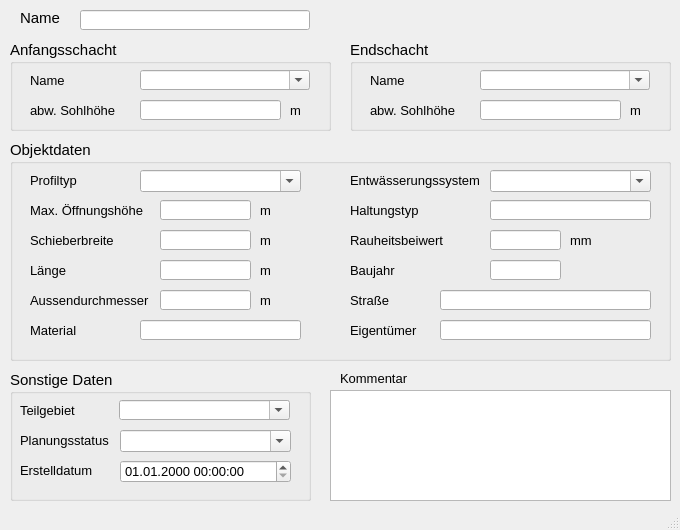
Above: qkan/forms/qkan_schieber.ui from SonkeHoffmann/QKan-1 before the change. Below: the same form after it.
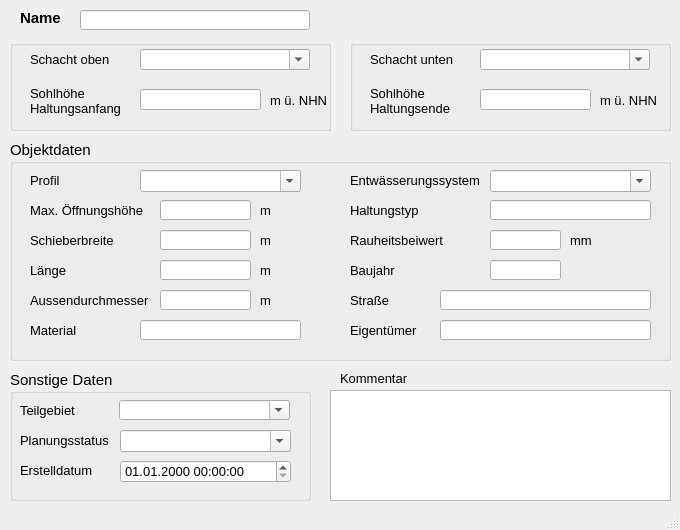
That is the form after the change. Custom widgets are drawn as their Qt base class.

The edit to the form file:
```diff
--- a/qkan/forms/qkan_schieber.ui
+++ b/qkan/forms/qkan_schieber.ui
@@ -39,6 +39,8 @@
      <font>
       <family>Tahoma</family>
       <pointsize>11</pointsize>
+      <weight>75</weight>
+      <bold>true</bold>
      </font>
     </property>
     <property name="text">
@@ -460,7 +462,7 @@
       </font>
      </property>
      <property name="text">
-      <string>Profiltyp</string>
+      <string>Profil</string>
      </property>
     </widget>
     <widget class="QComboBox" name="profilnam">
@@ -848,15 +850,15 @@
      </font>
     </property>
     <property name="title">
-     <string>Anfangsschacht</string>
+     <string/>
     </property>
     <widget class="QComboBox" name="schoben">
      <property name="geometry">
       <rect>
        <x>130</x>
-       <y>30</y>
+       <y>9</y>
        <width>170</width>
-       <height>20</height>
+       <height>21</height>
       </rect>
      </property>
      <property name="font">
@@ -879,9 +881,9 @@
      <property name="geometry">
       <rect>
        <x>20</x>
-       <y>30</y>
+       <y>9</y>
        <width>90</width>
-       <height>20</height>
+       <height>21</height>
       </rect>
      </property>
      <property name="font">
@@ -891,16 +893,16 @@
       </font>
      </property>
      <property name="text">
-      <string>Name</string>
+      <string>Schacht oben</string>
      </property>
     </widget>
     <widget class="QLabel" name="label_28">
      <property name="geometry">
       <rect>
        <x>20</x>
-       <y>60</y>
+       <y>40</y>
        <width>101</width>
-       <height>21</height>
+       <height>41</height>
       </rect>
      </property>
      <property name="font">
@@ -910,15 +912,16 @@
       </font>
      </property>
      <property name="text">
-      <string>abw. Sohlhöhe</string>
+      <string>Sohlhöhe
+Haltungsanfang</string>
      </property>
     </widget>
     <widget class="QLabel" name="label_18">
      <property name="geometry">
       <rect>
-       <x>280</x>
-       <y>60</y>
-       <width>21</width>
+       <x>260</x>
+       <y>50</y>
+       <width>61</width>
        <height>21</height>
       </rect>
      </property>
@@ -929,16 +932,16 @@
       </font>
      </property>
      <property name="text">
-      <string>m</string>
+      <string>m ü. NHN</string>
      </property>
     </widget>
     <widget class="QLineEdit" name="sohleoben">
      <property name="geometry">
       <rect>
        <x>130</x>
-       <y>60</y>
-       <width>141</width>
-       <height>20</height>
+       <y>49</y>
+       <width>121</width>
+       <height>21</height>
       </rect>
      </property>
      <property name="font">
@@ -971,15 +974,15 @@
      </font>
     </property>
     <property name="title">
-     <string>Endschacht</string>
+     <string/>
     </property>
     <widget class="QComboBox" name="schunten">
      <property name="geometry">
       <rect>
        <x>130</x>
-       <y>30</y>
+       <y>9</y>
        <width>170</width>
-       <height>20</height>
+       <height>21</height>
       </rect>
      </property>
      <property name="font">
@@ -1002,9 +1005,9 @@
      <property name="geometry">
       <rect>
        <x>20</x>
-       <y>30</y>
+       <y>9</y>
        <width>100</width>
-       <height>20</height>
+       <height>21</height>
       </rect>
      </property>
      <property name="font">
@@ -1014,16 +1017,16 @@
       </font>
      </property>
      <property name="text">
-      <string>Name</string>
+      <string>Schacht unten</string>
      </property>
     </widget>
     <widget class="QLabel" name="label_29">
      <property name="geometry">
       <rect>
        <x>20</x>
-       <y>60</y>
+       <y>40</y>
        <width>91</width>
-       <height>21</height>
+       <height>41</height>
       </rect>
      </property>
      <property name="font">
@@ -1033,16 +1036,17 @@
       </font>
      </property>
      <property name="text">
-      <string>abw. Sohlhöhe</string>
+      <string>Sohlhöhe
+Haltungsende</string>
      </property>
     </widget>
     <widget class="QLineEdit" name="sohleunten">
      <property name="geometry">
       <rect>
        <x>130</x>
-       <y>60</y>
-       <width>141</width>
-       <height>20</height>
+       <y>49</y>
+       <width>111</width>
+       <height>21</height>
       </rect>
      </property>
      <property name="font">
@@ -1061,9 +1065,9 @@
     <widget class="QLabel" name="label_19">
      <property name="geometry">
       <rect>
-       <x>280</x>
-       <y>60</y>
-       <width>21</width>
+       <x>250</x>
+       <y>50</y>
+       <width>61</width>
        <height>21</height>
       </rect>
      </property>
@@ -1074,7 +1078,7 @@
       </font>
      </property>
      <property name="text">
-      <string>m</string>
+      <string>m ü. NHN</string>
      </property>
     </widget>
    </widget>
```
Left out of the diff: 40 changed lines with no effect on the pictures.
